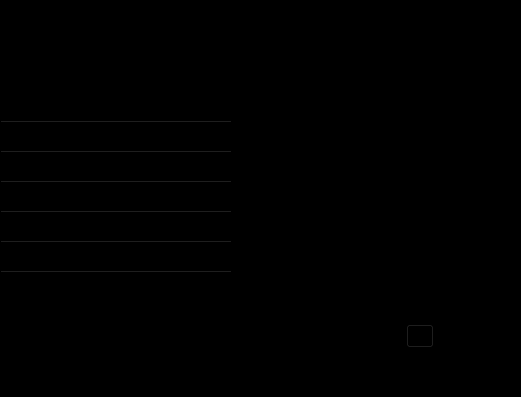
Above: DesktopApplicaiton/running_screen.ui from Harry-Rogers/PiCar before the change; both pictures show x 0 to 521 and y 460 to 857 of the 1371 by 857 pixel window. Below: the same form after it.
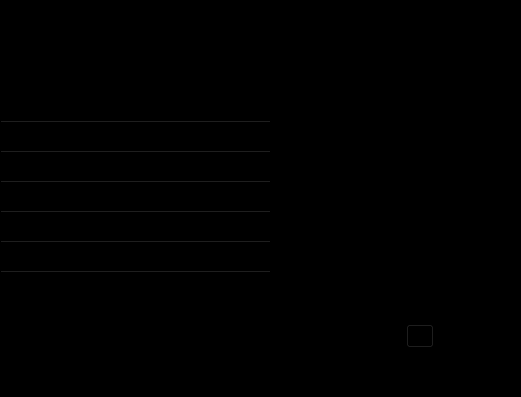
That is the form after the change.

The edit to the form file:
```diff
--- a/DesktopApplicaiton/running_screen.ui
+++ b/DesktopApplicaiton/running_screen.ui
@@ -370,27 +370,27 @@
    </row>
    <row>
     <property name="text">
-     <string>W = Forward</string>
+     <string>CTRL+W = Forward</string>
     </property>
    </row>
    <row>
     <property name="text">
-     <string>A = Turn left</string>
+     <string>CTRL+A = Turn left</string>
     </property>
    </row>
    <row>
     <property name="text">
-     <string>S = Backward</string>
+     <string>CTRL+S = Backward</string>
     </property>
    </row>
    <row>
     <property name="text">
-     <string>D = Turn right</string>
+     <string>CTRL+D = Turn right</string>
     </property>
    </row>
    <row>
     <property name="text">
-     <string>P = Autonomous Driving (pose-to-pose)</string>
+     <string>CTRL+P = Autonomous Driving (pose-to-pose)</string>
     </property>
    </row>
   </widget>
```
